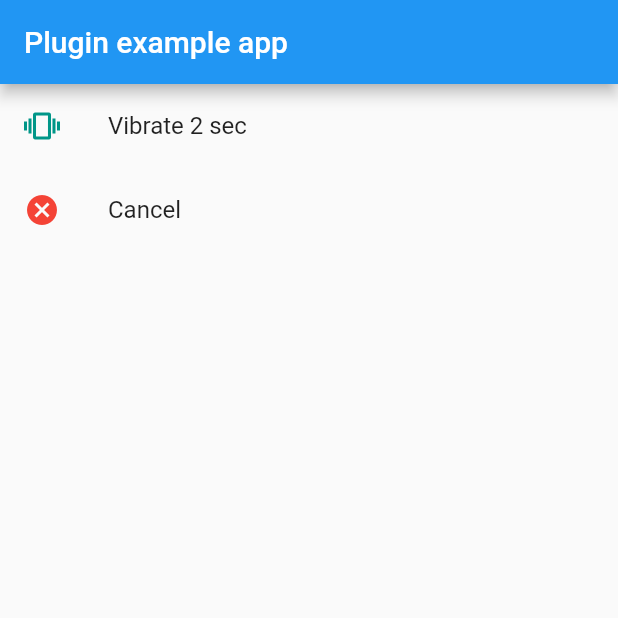
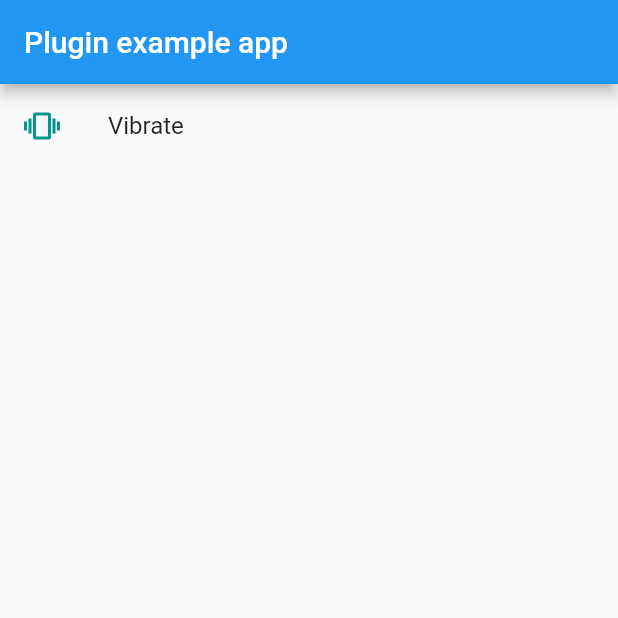
Before and after one commit to clovisnicolas/flutter_vibrate, a Flutter app: the screen it shows after launch, on a phone screen of 412 x 824 dp, the top half of it. Run offline on Flutter 3.47's test engine with Material 2 defaults, Android fonts, the phone set to English and light mode, and no system bars.

Commit message:
implement ios
implement iOS version
remove features which could not be added on iOS (cancel…)

```diff
--- a/example/lib/main.dart
+++ b/example/lib/main.dart
@@ -11,9 +11,17 @@ class MyApp extends StatefulWidget {
 
 class _MyAppState extends State<MyApp> {
 
+  bool _canVibrate = true;
+
   @override
   initState() {
     super.initState();
+    init();
+  }
+
+  init() async{
+    bool canVibrate = await Vibrate.canVibrate;
+    setState((){_canVibrate = canVibrate;});
   }
 
   @override
@@ -26,12 +34,8 @@ class _MyAppState extends State<MyApp> {
             children: <Widget>[
               new ListTile(
                 leading: new Icon(Icons.vibration, color: Colors.teal),
-                onTap:(){Vibrate.vibrate(new Duration(milliseconds: 2000));},
-                title: new Text("Vibrate 2 sec")),
-              new ListTile(
-                leading: new Icon(Icons.cancel, color: Colors.red),
-                onTap: (){Vibrate.cancel();},
-                title: new Text("Cancel")),
+                onTap: _canVibrate ?(){Vibrate.vibrate();} : null,
+                title: new Text("Vibrate")),
             ]),
         ),
       ),
--- a/lib/vibrate.dart
+++ b/lib/vibrate.dart
@@ -4,6 +4,6 @@ import 'package:flutter/services.dart';
 
 class Vibrate {
   static const MethodChannel _channel = const MethodChannel('github.com/clovisnicolas/flutter_vibrate');
-  static Future vibrate(Duration duration) => _channel.invokeMethod('vibrate', {"duration" : duration.inMilliseconds});
-  static Future cancel() => _channel.invokeMethod('cancel');
+  static Future vibrate() => _channel.invokeMethod('vibrate');
+  static Future<bool> get canVibrate => _channel.invokeMethod('canVibrate');
 }
```
Also changed, not shown: 6 other files.
